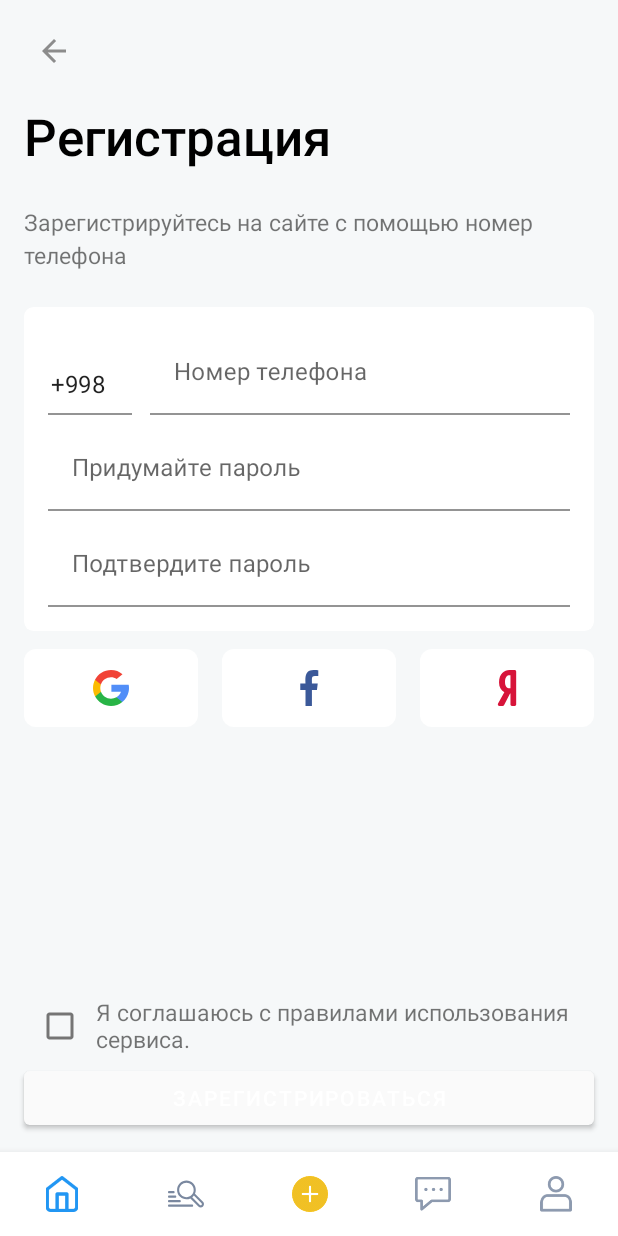
After one commit to Shakhzod19980615/BisyorTestApp, an Android app: the fragment FragmentRegistration placed in its activity, on a phone screen of 412 x 824 dp. The commit adds this screen. Run offline under Robolectric (Android 15) with nearby library versions, the phone set to English and light mode, and no system bars; our stand-ins replace Dagger/Hilt's generated code; pictures from the network do not load.

Commit message:
login and registration UI completed.

```diff
--- /dev/null
+++ b/app/src/main/java/com/example/testapp/presentation/authoration/registration/FragmentRegistration.kt
@@ -0,0 +1,7 @@
+package com.example.testapp.presentation.authoration.registration
+
+import androidx.fragment.app.Fragment
+import com.example.testapp.R
+
+class FragmentRegistration: Fragment(R.layout.window_registration){
+}
--- /dev/null
+++ b/app/src/main/res/layout/window_registration.xml
@@ -0,0 +1,296 @@
+<?xml version="1.0" encoding="utf-8"?>
+<androidx.constraintlayout.widget.ConstraintLayout xmlns:android="http://schemas.android.com/apk/res/android"
+    android:layout_width="match_parent"
+    android:layout_height="match_parent"
+    xmlns:app="http://schemas.android.com/apk/res-auto">
+    <LinearLayout
+        style="@style/Bisyor.SurfaceStyle"
+        android:layout_width="match_parent"
+        android:layout_height="match_parent"
+        android:orientation="vertical">
+
+        <androidx.constraintlayout.widget.ConstraintLayout
+            android:layout_width="match_parent"
+            android:layout_height="0dp"
+            android:layout_weight="1">
+
+            <RelativeLayout
+                android:id="@+id/top_lay"
+                android:layout_width="match_parent"
+                android:layout_height="wrap_content"
+                android:layout_marginStart="16dp"
+                android:layout_marginEnd="16dp"
+                android:orientation="vertical"
+                app:layout_constraintEnd_toEndOf="parent"
+                app:layout_constraintStart_toStartOf="parent"
+                app:layout_constraintTop_toTopOf="parent">
+
+                <ImageView
+                    android:id="@+id/icon_back"
+                    android:layout_width="36dp"
+                    android:layout_height="36dp"
+                    android:layout_marginStart="2dp"
+                    android:layout_marginTop="16dp"
+                    android:background="@drawable/custom_ripple_borderless"
+                    android:clickable="true"
+                    android:focusable="true"
+                    android:padding="6dp"
+                    android:src="@drawable/vicon_arrow_back" />
+
+                <TextView
+                    android:id="@+id/logo"
+                    style="@style/Bisyor.TitleText"
+                    android:layout_width="wrap_content"
+                    android:layout_height="wrap_content"
+                    android:layout_below="@id/icon_back"
+                    android:layout_marginTop="16dp"
+                    android:fontFamily="sans-serif-medium"
+                    android:src="@drawable/logo"
+                    android:text="@string/register"
+                    android:textAppearance="@style/TextAppearance.AppCompat.Display1" />
+
+
+                <TextView
+                    android:layout_width="wrap_content"
+                    android:layout_height="wrap_content"
+                    android:layout_below="@id/logo"
+                    android:layout_marginTop="24dp"
+                    android:layout_marginEnd="8dp"
+                    android:fontFamily="sans-serif"
+                    android:lineSpacingMultiplier="1.2"
+                    android:text="@string/register_descr"
+                    android:textSize="15sp" />
+            </RelativeLayout>
+
+
+            <com.google.android.material.card.MaterialCardView
+                android:id="@+id/card"
+                android:layout_width="match_parent"
+                android:layout_height="wrap_content"
+                android:layout_marginStart="16dp"
+                android:layout_marginTop="24dp"
+                app:layout_constraintTop_toBottomOf="@id/top_lay"
+                app:layout_constraintStart_toStartOf="parent"
+                app:layout_constraintEnd_toEndOf="parent"
+                android:layout_marginEnd="16dp"
+                android:elevation="0dp"
+                android:translationZ="0dp"
+                app:cardCornerRadius="6dp"
+                app:cardElevation="0dp">
+
+                <LinearLayout
+                    android:layout_width="match_parent"
+                    android:layout_height="match_parent"
+                    android:orientation="vertical"
+                    android:paddingStart="16dp"
+                    android:paddingTop="16dp"
+                    android:paddingEnd="16dp"
+                    android:paddingBottom="16dp">
+
+                    <LinearLayout
+                        android:layout_width="match_parent"
+                        android:layout_height="wrap_content"
+                        android:orientation="horizontal">
+
+                        <com.google.android.material.textfield.TextInputLayout
+                            android:layout_width="wrap_content"
+                            android:layout_height="wrap_content"
+                            android:clickable="false"
+                            app:boxStrokeColor="@color/ripple_color"
+                            android:focusable="false">
+
+                            <com.google.android.material.textfield.TextInputEditText
+                                android:layout_width="match_parent"
+                                android:layout_height="wrap_content"
+                                android:focusable="false"
+                                android:backgroundTint="@null"
+                                android:background="@color/white"
+                                android:paddingStart="2dp"
+                                android:paddingEnd="2dp"
+                                android:text="@string/_998" />
+
+                        </com.google.android.material.textfield.TextInputLayout>
+
+
+                        <com.google.android.material.textfield.TextInputLayout
+                            android:layout_width="match_parent"
+                            android:layout_height="wrap_content"
+                            app:boxStrokeColor="@color/ripple_color"
+                            android:layout_marginStart="12dp"
+                            android:hint="@string/phone_number">
+
+                            <com.google.android.material.textfield.TextInputEditText
+                                android:id="@+id/ed_phone"
+                                android:layout_width="match_parent"
+                                android:layout_height="wrap_content"
+                                android:imeOptions="actionNext"
+                                android:backgroundTint="@null"
+                                android:background="@color/white"
+                                android:inputType="phone"
+                                android:maxLength="9" />
+
+                        </com.google.android.material.textfield.TextInputLayout>
+
+                    </LinearLayout>
+
+                    <com.google.android.material.textfield.TextInputLayout
+                        android:layout_width="match_parent"
+                        android:layout_height="wrap_content"
+                        android:layout_marginTop="8dp"
+                        app:boxStrokeColor="@color/ripple_color"
+                        android:hint="@string/password">
+
+                        <com.google.android.material.textfield.TextInputEditText
+                            android:id="@+id/password_ed"
+                            set_clear_parent_error="@{``}"
+                            android:layout_width="match_parent"
+                            android:layout_height="wrap_content"
+                            android:backgroundTint="@null"
+                            android:background="@color/white"
+                            android:imeOptions="actionNext"
+                            android:inputType="textPassword" />
+
+                    </com.google.android.material.textfield.TextInputLayout>
+
+                    <com.google.android.material.textfield.TextInputLayout
+                        android:layout_width="match_parent"
+                        android:layout_height="wrap_content"
+                        android:layout_marginTop="8dp"
+                        app:boxStrokeColor="@color/ripple_color"
+                        android:hint="@string/confirm_password">
+
+                        <com.google.android.material.textfield.TextInputEditText
+                            android:id="@+id/password_confirm_ed"
+                            set_clear_parent_error="@{``}"
+                            android:layout_width="match_parent"
+                            android:layout_height="wrap_content"
+                            android:backgroundTint="@null"
+                            android:background="@color/white"
+                            android:imeOptions="actionGo"
+                            android:inputType="textPassword" />
+
+                    </com.google.android.material.textfield.TextInputLayout>
+
+                </LinearLayout>
+
+            </com.google.android.material.card.MaterialCardView>
+
+            <LinearLayout
+                android:layout_width="match_parent"
+                android:layout_height="68dp"
+                android:layout_marginStart="8dp"
+                android:layout_marginTop="4dp"
+                android:layout_marginEnd="8dp"
+                app:layout_constraintTop_toBottomOf="@id/card"
+                android:baselineAligned="false"
+                android:orientation="horizontal">
+
+                <FrameLayout
+                    android:id="@+id/clicker_google"
+                    android:layout_width="0dp"
+                    android:layout_height="match_parent"
+                    android:layout_margin="8dp"
+                    android:layout_weight="1"
+                    android:background="@drawable/bck_image_corners_default"
+                    android:backgroundTint="@color/white"
+                    android:clickable="true"
+                    android:focusable="true">
+
+                    <androidx.appcompat.widget.AppCompatImageView
+                        android:layout_width="wrap_content"
+                        android:layout_height="40dp"
+                        android:layout_gravity="center"
+                        android:src="@drawable/vicon_social_google" />
+
+                </FrameLayout>
+
+                <FrameLayout
+                    android:id="@+id/clicker_facebook"
+                    android:layout_width="0dp"
+                    android:layout_height="match_parent"
+                    android:layout_margin="8dp"
+                    android:layout_weight="1"
+                    android:background="@drawable/bck_image_corners_default"
+                    android:backgroundTint="@color/white"
+                    android:clickable="true"
+                    android:focusable="true">
+
+                    <androidx.appcompat.widget.AppCompatImageView
+                        android:layout_width="wrap_content"
+                        android:layout_height="40dp"
+                        android:layout_gravity="center"
+                        android:paddingTop="8dp"
+                        android:paddingBottom="8dp"
+                        android:src="@drawable/vicon_social_fb" />
+
+                </FrameLayout>
+
+                <FrameLayout
+                    android:id="@+id/clicker_yandex"
+                    android:layout_width="0dp"
+                    android:layout_height="match_parent"
+                    android:layout_margin="8dp"
+                    android:layout_weight="1"
+                    android:background="@drawable/bck_image_corners_default"
+                    android:backgroundTint="@color/white"
+                    android:clickable="true"
+                    android:focusable="true">
+
+                    <androidx.appcompat.widget.AppCompatImageView
+                        android:layout_width="wrap_content"
+                        android:layout_height="match_parent"
+                        android:layout_gravity="center"
+                        android:src="@drawable/vicon_social_yandex" />
+
+                </FrameLayout>
+
+            </LinearLayout>
+
+
+
+        </androidx.constraintlayout.widget.ConstraintLayout>
+
+
+        <LinearLayout
+            android:layout_width="match_parent"
+            android:layout_height="wrap_content"
+            android:orientation="vertical">
+
+            <LinearLayout
+                android:id="@+id/clicker_checkbox"
+                android:layout_width="match_parent"
+                android:layout_height="wrap_content"
+                android:layout_gravity="center"
+                android:layout_marginStart="16dp"
+                android:layout_marginEnd="16dp"
+                android:clickable="true"
+                android:focusable="true"
+                android:gravity="center_vertical"
+                android:orientation="horizontal">
+
+                <CheckBox
+                    android:id="@+id/checkbox"
+                    android:layout_width="wrap_content"
+                    android:layout_height="wrap_content" />
+
+                <TextView
+                    android:layout_width="wrap_content"
+                    android:layout_height="wrap_content"
+                    android:text="@string/approve_privacy_policy"
+                    android:textSize="15sp" />
+
+            </LinearLayout>
+
+            <com.google.android.material.button.MaterialButton
+                android:id="@+id/submit_button"
+                android:layout_width="match_parent"
+                android:layout_height="wrap_content"
+                android:layout_marginStart="16dp"
+                android:layout_marginEnd="16dp"
+                android:layout_marginBottom="12dp"
+                android:text="@string/registration" />
+
+        </LinearLayout>
+
+    </LinearLayout>
+</androidx.constraintlayout.widget.ConstraintLayout>
```
Also changed, not shown: app/src/main/java/com/example/testapp/presentation/authoration/login/FragmentLogin.kt (added, +46 -0 lines), app/src/main/java/com/example/testapp/presentation/profile/FragmentProfileContainer.kt (+43 -2 lines), app/src/main/res/layout/window_login.xml (added, +242 -0 lines), app/src/main/res/layout/window_profile_container.xml (+17 -28 lines).
